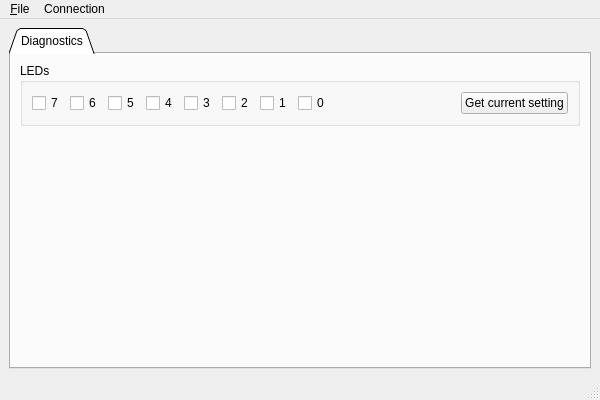
Before: the Qt Designer form CubesControl/ui/cubescontrol.ui in tstana/cubes-sw, drawn with Qt 5.
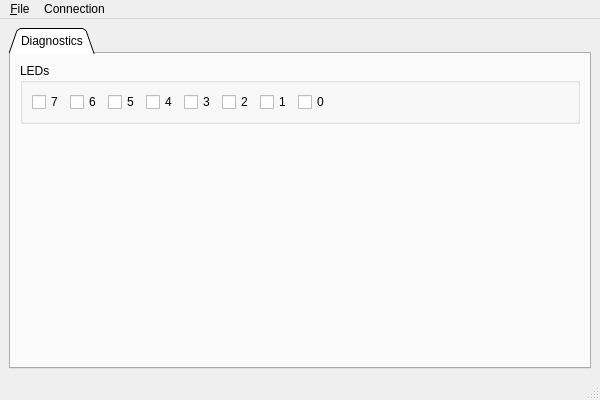
After: the same form once the commit is applied.

Commit message: Removed btnGetLeds ('twas redundant)

Patch:
```diff
--- a/CubesControl/ui/cubescontrol.ui
+++ b/CubesControl/ui/cubescontrol.ui
@@ -105,13 +105,6 @@
                </property>
               </spacer>
              </item>
-             <item>
-              <widget class="QPushButton" name="btnGetLeds">
-               <property name="text">
-                <string>Get current setting</string>
-               </property>
-              </widget>
-             </item>
             </layout>
            </item>
           </layout>
```
